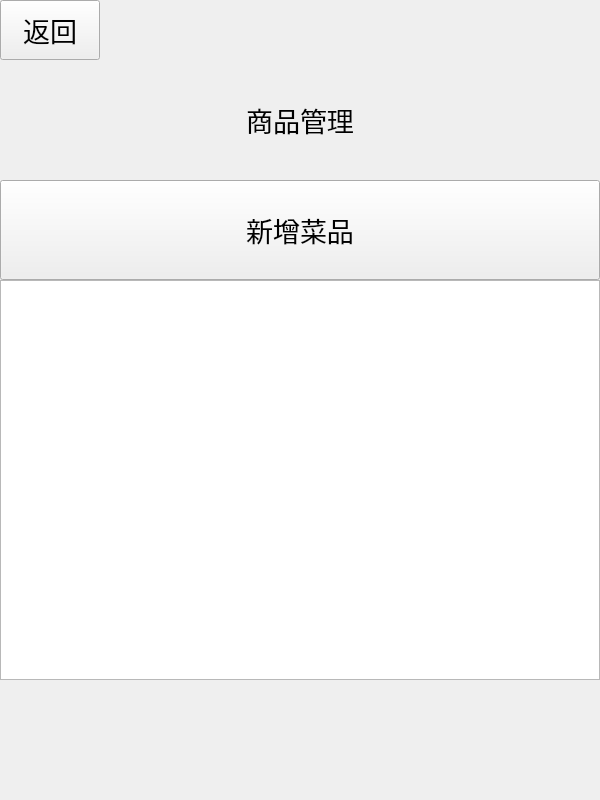
First picture: the form in business/good_mange.ui, repository chichuxwx/Food-delivery-platform, before the edit.
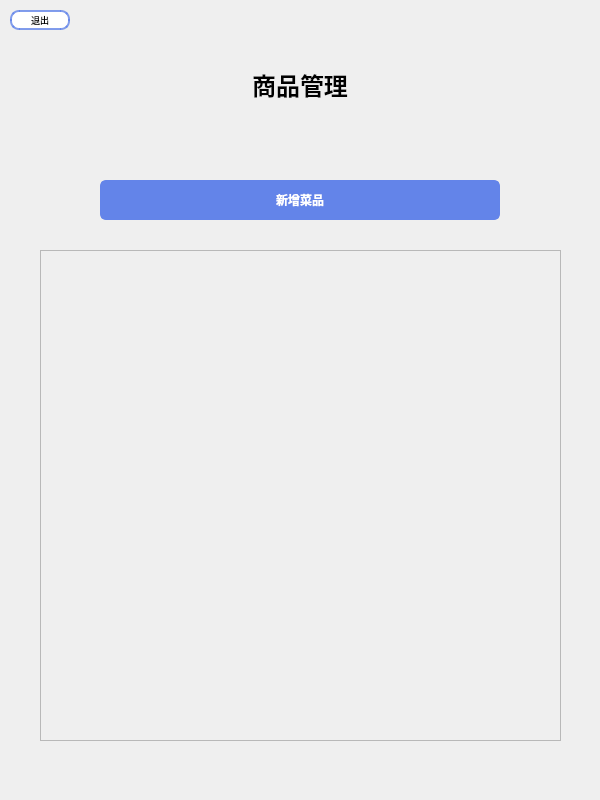
Second picture: the form after the edit. Icons and pictures are not drawn.

Patch:
```diff
--- a/business/good_mange.ui
+++ b/business/good_mange.ui
@@ -25,64 +25,61 @@
   <property name="windowTitle">
    <string>Form</string>
   </property>
-  <widget class="QPushButton" name="pushButton_back">
+  <property name="windowIcon">
+   <iconset resource="../Image.qrc">
+    <normaloff>:/image/lt_cml.jpg</normaloff>:/image/lt_cml.jpg</iconset>
+  </property>
+  <widget class="QLabel" name="label_2">
    <property name="geometry">
     <rect>
      <x>0</x>
      <y>0</y>
-     <width>100</width>
-     <height>60</height>
+     <width>600</width>
+     <height>800</height>
     </rect>
    </property>
-   <property name="minimumSize">
-    <size>
-     <width>100</width>
-     <height>60</height>
-    </size>
-   </property>
-   <property name="maximumSize">
-    <size>
-     <width>100</width>
-     <height>60</height>
-    </size>
-   </property>
-   <property name="font">
-    <font>
-     <pointsize>20</pointsize>
-    </font>
+   <property name="styleSheet">
+    <string notr="true">background-image: url(:/image/bg_2.png);</string>
    </property>
    <property name="text">
-    <string>返回</string>
+    <string/>
    </property>
   </widget>
   <widget class="QLabel" name="label">
    <property name="geometry">
     <rect>
-     <x>0</x>
-     <y>70</y>
-     <width>600</width>
-     <height>100</height>
+     <x>225</x>
+     <y>60</y>
+     <width>150</width>
+     <height>50</height>
     </rect>
    </property>
+   <property name="sizePolicy">
+    <sizepolicy hsizetype="Fixed" vsizetype="Fixed">
+     <horstretch>150</horstretch>
+     <verstretch>20</verstretch>
+    </sizepolicy>
+   </property>
    <property name="minimumSize">
     <size>
-     <width>600</width>
-     <height>100</height>
+     <width>150</width>
+     <height>50</height>
     </size>
    </property>
    <property name="maximumSize">
     <size>
      <width>600</width>
-     <height>100</height>
+     <height>50</height>
     </size>
    </property>
    <property name="font">
     <font>
-     <pointsize>20</pointsize>
+     <family>黑体</family>
+     <pointsize>16</pointsize>
     </font>
    </property>
    <property name="text">
-    <string>商品管理</string>
+    <string>&lt;html&gt;&lt;head/&gt;&lt;body&gt;&lt;p align=&quot;center&quot;&gt;&lt;span style=&quot; font-size:18pt; font-weight:700;&quot;&gt;商品管理&lt;/span&gt;&lt;/p&gt;&lt;/body&gt;&lt;/html&gt;</string>
    </property>
    <property name="alignment">
     <set>Qt::AlignmentFlag::AlignCenter</set>
@@ -91,48 +88,129 @@
   <widget class="QPushButton" name="pushButton_add_good">
    <property name="geometry">
     <rect>
-     <x>0</x>
+     <x>100</x>
      <y>180</y>
-     <width>600</width>
-     <height>100</height>
+     <width>400</width>
+     <height>40</height>
     </rect>
    </property>
    <property name="minimumSize">
     <size>
-     <width>600</width>
-     <height>100</height>
+     <width>400</width>
+     <height>40</height>
+    </size>
+   </property>
+   <property name="maximumSize">
+    <size>
+     <width>400</width>
+     <height>40</height>
     </size>
    </property>
    <property name="font">
     <font>
-     <pointsize>20</pointsize>
+     <pointsize>-1</pointsize>
+     <bold>true</bold>
     </font>
    </property>
+   <property name="styleSheet">
+    <string notr="true">QPushButton {
+    background-color: #6384e9; /* 默认背景色，蓝色 */
+    border: 2px solid #6384e9; /* 边框颜色与背景色相同 */
+    border-radius: 6px; /* 圆角 */
+    color: #ffffff; /* 文本颜色，白色 */
+    font-size: 12px;
+}
+
+QPushButton:hover {
+    background-color: #5076c6; /* 悬浮时背景色变深 */
+    border: 2px solid #5076c6; /* 悬浮时边框颜色变深 */
+}
+
+QPushButton:pressed {
+    background-color: #3a5d8f; /* 按下时背景色变得更深 */
+    border-color: #3a5d8f; /* 按下时边框颜色变得更深 */
+    transform: scale(0.95); /* 按下时按钮略微缩小 */
+}
+</string>
+   </property>
    <property name="text">
     <string>新增菜品</string>
    </property>
   </widget>
-  <widget class="QListWidget" name="listWidget_item_inform">
+  <widget class="QPushButton" name="pushButton_back">
    <property name="geometry">
     <rect>
-     <x>0</x>
-     <y>280</y>
-     <width>600</width>
-     <height>400</height>
+     <x>10</x>
+     <y>10</y>
+     <width>60</width>
+     <height>20</height>
     </rect>
    </property>
    <property name="minimumSize">
     <size>
-     <width>600</width>
-     <height>400</height>
+     <width>60</width>
+     <height>20</height>
     </size>
    </property>
    <property name="maximumSize">
     <size>
-     <width>600</width>
-     <height>400</height>
+     <width>60</width>
+     <height>20</height>
     </size>
    </property>
+   <property name="font">
+    <font>
+     <pointsize>-1</pointsize>
+    </font>
+   </property>
+   <property name="styleSheet">
+    <string notr="true">QPushButton {
+    background-color: #ffffff; /* 默认背景色，使用 #fad37f */
+    border: 2px solid rgba(99, 132, 233, 0.8); /* 边框颜色 */
+    border-radius: 9px; /* 圆角 */
+    color: #000000; /* 文本颜色，黑色 */
+    font-size: 9px;
+}
+
+QPushButton:hover {
+	color:#ffffff;
+    background-color: rgba(99, 132, 233, 0.8); /* 悬浮时背景颜色 */
+    border: none; /* 悬浮时无边框 */
+}
+
+QPushButton:pressed {
+    background-color: #b0c4de; /* 按下时背景颜色，稍微偏亮的蓝色 */
+    border-color: #4682b4; /* 按下时边框颜色 */
+    transform: scale(0.95); /* 按下时按钮略微缩小 */
+}
+</string>
+   </property>
+   <property name="text">
+    <string>退出</string>
+   </property>
+  </widget>
+  <widget class="QScrollArea" name="scrollArea">
+   <property name="geometry">
+    <rect>
+     <x>40</x>
+     <y>250</y>
+     <width>521</width>
+     <height>491</height>
+    </rect>
+   </property>
+   <property name="widgetResizable">
+    <bool>true</bool>
+   </property>
+   <widget class="QWidget" name="scrollAreaWidgetContents">
+    <property name="geometry">
+     <rect>
+      <x>0</x>
+      <y>0</y>
+      <width>519</width>
+      <height>489</height>
+     </rect>
+    </property>
+   </widget>
   </widget>
  </widget>
  <resources/>
```
Left out of the diff: 6 changed lines with no effect on the pictures.
